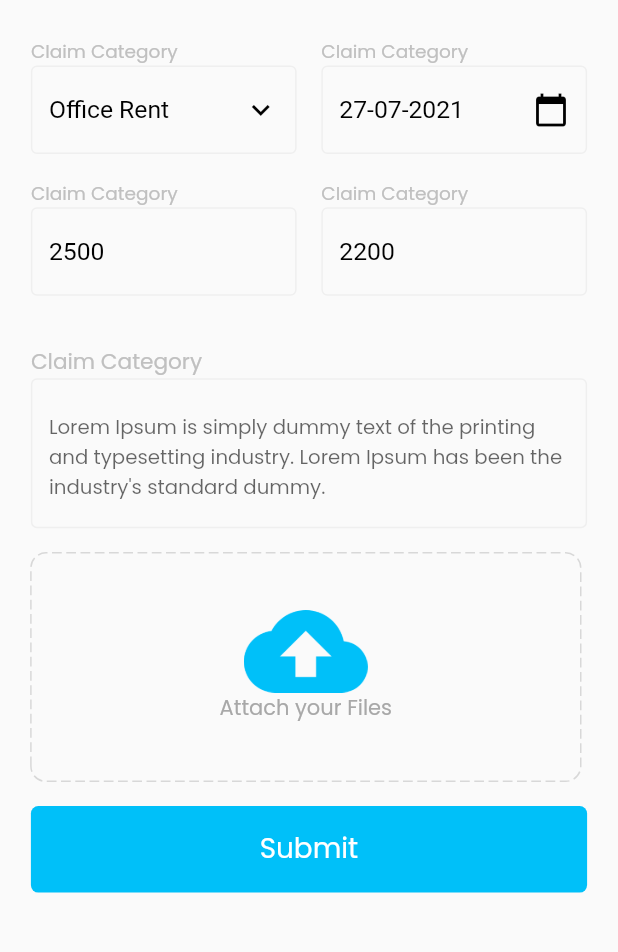
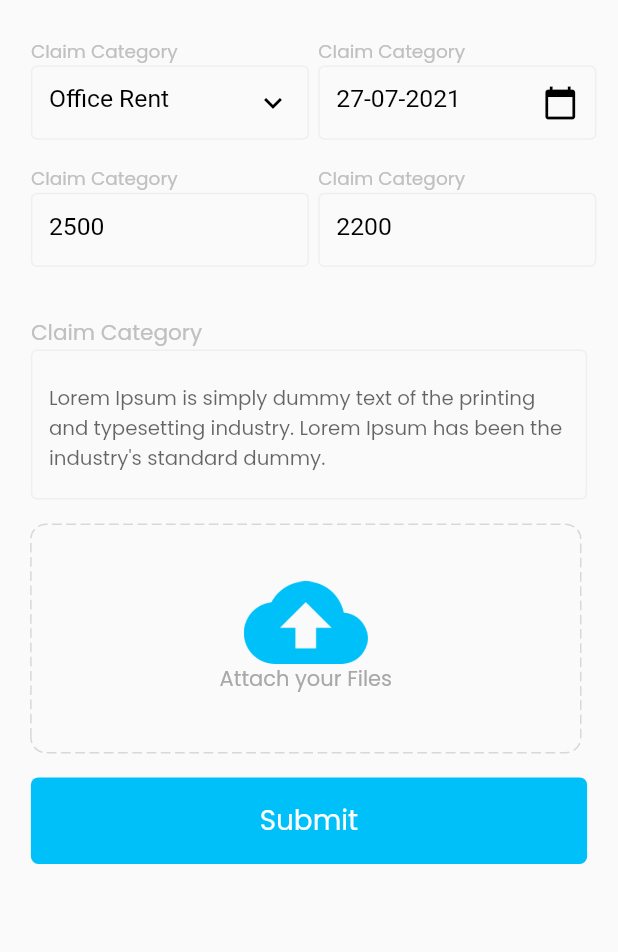
Before and after one commit to Abhisheksainii/company_manager_app, a Flutter app: the ClaimEntry screen opened by its route, on a phone screen of 412 x 824 dp, the part 163-1115 px from its top. Run offline on Flutter 3.47's test engine with Material 2 defaults, Android fonts, the phone set to English and light mode, and no system bars; drawn by our look-alikes of dotted_border; our stand-ins replace contained_tab_bar_view, flutter_slider_drawer, google_fonts, sizer, table_calendar, timelines; missing offline and left inert: timeline_widget.

Commit message:
bugs fixed

```diff
--- a/lib/screens/Claim/claimEntry.dart
+++ b/lib/screens/Claim/claimEntry.dart
@@ -33,9 +33,14 @@ class _ClaimEntryState extends State<ClaimEntry> {
                   children: [
                     Row(
                       children: [
-                        Image.asset(
-                          Common.assetsImages + "back.png",
-                          width: w * 0.07,
+                        InkWell(
+                          onTap: () {
+                            Navigator.of(context).pop();
+                          },
+                          child: Image.asset(
+                            Common.assetsImages + "back.png",
+                            width: w * 0.07,
+                          ),
                         ),
                         SizedBox(
                           width: w * 0.06,
@@ -72,7 +77,8 @@ class _ClaimEntryState extends State<ClaimEntry> {
                                     fontSize: w * 0.03),
                               ),
                               Container(
-                                width: w * 0.43,
+                                width: w * 0.45,
+                                height: h * 0.06,
                                 child: Theme(
                                   data: ThemeData(
                                     primaryColor: Color(0xFFEFEFEF),
@@ -101,7 +107,7 @@ class _ClaimEntryState extends State<ClaimEntry> {
                             ],
                           ),
                         ),
-                        SizedBox(width: w * 0.04),
+                        SizedBox(width: w * 0.015),
                         Container(
                           child: Column(
                             crossAxisAlignment: CrossAxisAlignment.start,
@@ -113,7 +119,8 @@ class _ClaimEntryState extends State<ClaimEntry> {
                                     fontSize: w * 0.03),
                               ),
                               Container(
-                                width: w * 0.43,
+                                width: w * 0.45,
+                                height: h * 0.06,
                                 child: Theme(
                                   data: ThemeData(
                                     primaryColor: Color(0xFFEFEFEF),
@@ -160,7 +167,8 @@ class _ClaimEntryState extends State<ClaimEntry> {
                                     fontSize: w * 0.03),
                               ),
                               Container(
-                                width: w * 0.43,
+                                height: h * 0.06,
+                                width: w * 0.45,
                                 child: Theme(
                                   data: ThemeData(
                                     primaryColor: Color(0xFFEFEFEF),
@@ -185,7 +193,7 @@ class _ClaimEntryState extends State<ClaimEntry> {
                             ],
                           ),
                         ),
-                        SizedBox(width: w * 0.04),
+                        SizedBox(width: w * 0.015),
                         Container(
                           child: Column(
                             crossAxisAlignment: CrossAxisAlignment.start,
@@ -197,7 +205,8 @@ class _ClaimEntryState extends State<ClaimEntry> {
                                     fontSize: w * 0.03),
                               ),
                               Container(
-                                width: w * 0.43,
+                                height: h * 0.06,
+                                width: w * 0.45,
                                 child: Theme(
                                   data: ThemeData(
                                     primaryColor: Color(0xFFEFEFEF),
--- a/lib/screens/Leave/applicationforleave2.dart
+++ b/lib/screens/Leave/applicationforleave2.dart
@@ -74,6 +74,7 @@ class _ApplicationForleave2State extends State<ApplicationForleave2> {
                           ),
                           Container(
                             width: w * 0.9,
+                            height: h * 0.06,
                             child: Theme(
                               data: ThemeData(
                                 primaryColor: Color(0xFFEFEFEF),
@@ -116,6 +117,7 @@ class _ApplicationForleave2State extends State<ApplicationForleave2> {
                           ),
                           Container(
                             width: w * 0.9,
+                            height: h * 0.06,
                             child: Theme(
                               data: ThemeData(
                                 primaryColor: Color(0xFFEFEFEF),
@@ -206,6 +208,7 @@ class _ApplicationForleave2State extends State<ApplicationForleave2> {
                           ),
                           Container(
                             width: w * 0.9,
+                            height: h * 0.06,
                             child: Theme(
                               data: ThemeData(
                                 primaryColor: Color(0xFFEFEFEF),
```
